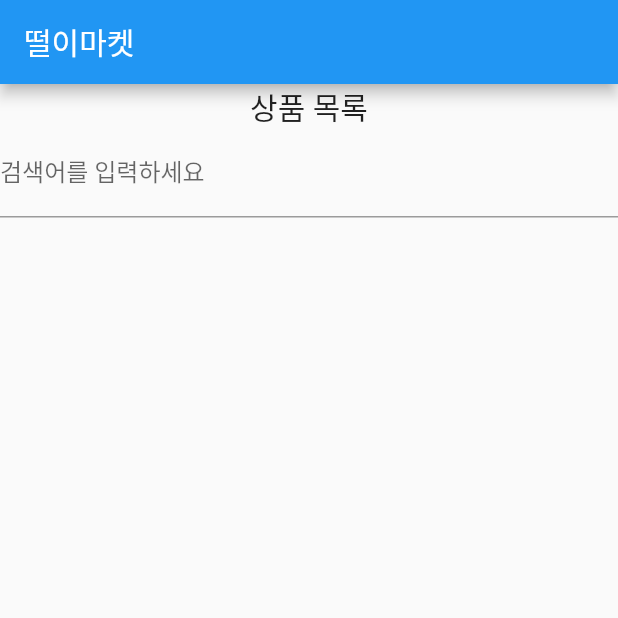
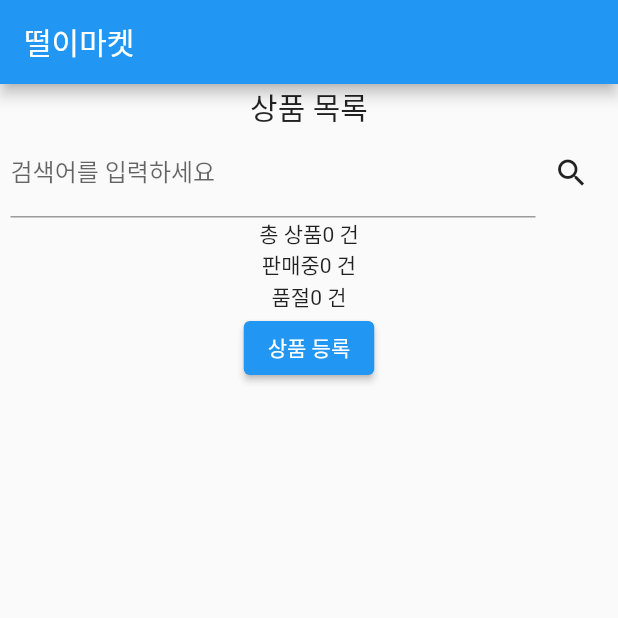
Before and after one commit to Flutter-Market/Seller, a Flutter app: the screen it shows after launch, on a phone screen of 412 x 824 dp, the top half of it. Run offline on Flutter 3.47's test engine with Material 2 defaults, Android fonts, the phone set to English and light mode, and no system bars.

Commit message:
2021-09-07
## 기본 레이아웃 만들기 2

```diff
--- a/seller_product_app/lib/main.dart
+++ b/seller_product_app/lib/main.dart
@@ -26,6 +26,9 @@ class SellerProduct extends StatefulWidget {
 
 class _SellerProductState extends State<SellerProduct> {
   TextEditingController searchController = TextEditingController();
+  int allProductCount = 0;
+  int salesProductCount = 0;
+  int nonSalesProductCount = 0;
 
   @override
   Widget build(BuildContext context) {
@@ -40,10 +43,59 @@ class _SellerProductState extends State<SellerProduct> {
               style: TextStyle(
                 fontSize: 20,
               ),),
-              TextField(
-                controller: searchController,
-                decoration: InputDecoration(labelText: "검색어를 입력하세요"),
-                keyboardType: TextInputType.text,
+              Row(
+                mainAxisAlignment: MainAxisAlignment.center,
+                children: [
+                  Container(
+                    constraints: BoxConstraints.tightFor(width: 350),
+                    child: TextField(
+                      controller: searchController,
+                      decoration: InputDecoration(labelText: "검색어를 입력하세요"),
+                      keyboardType: TextInputType.text,
+
+                    ),
+                  ),
+                  IconButton(
+                    onPressed: (){},
+                    icon: Icon(Icons.search)
+                    )
+                ],
+              ),
+              Row(
+                mainAxisAlignment: MainAxisAlignment.center,
+                children: [
+                  Text("총 상품"),
+                  Text(
+                    "$allProductCount 건"
+                    )
+                ],
+              ),
+              Row(
+                mainAxisAlignment: MainAxisAlignment.center,
+                children: [
+                  Text("판매중"),
+                  Text(
+                    "$salesProductCount 건"
+                    )
+                ],
+              ),
+              Row(
+                mainAxisAlignment: MainAxisAlignment.center,
+                children: [
+                  Text("품절"),
+                  Text(
+                    "$nonSalesProductCount 건"
+                    )
+                ],
+              ),
+              Align(
+                alignment: Alignment.bottomCenter,
+                child: Container(
+                  child: ElevatedButton(
+                onPressed: (){},
+                child: Text("상품 등록")
+                ),
+                ),
               )
             ],
           ),
```
